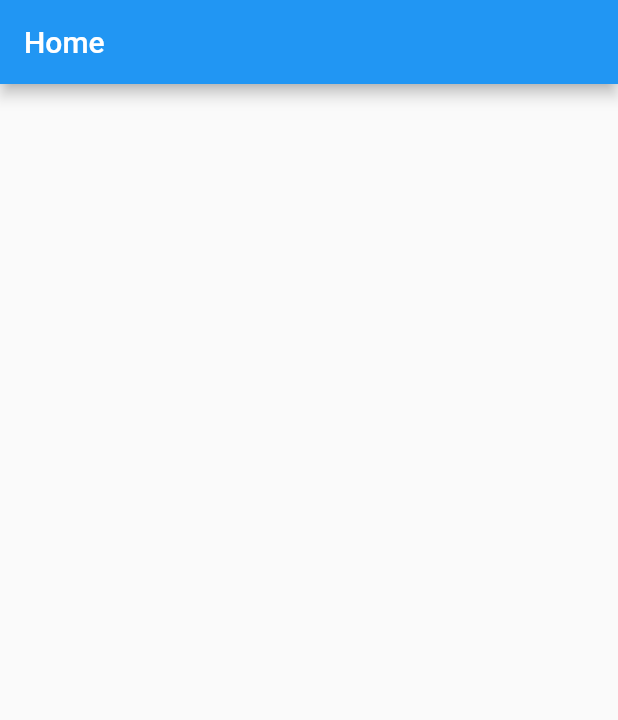
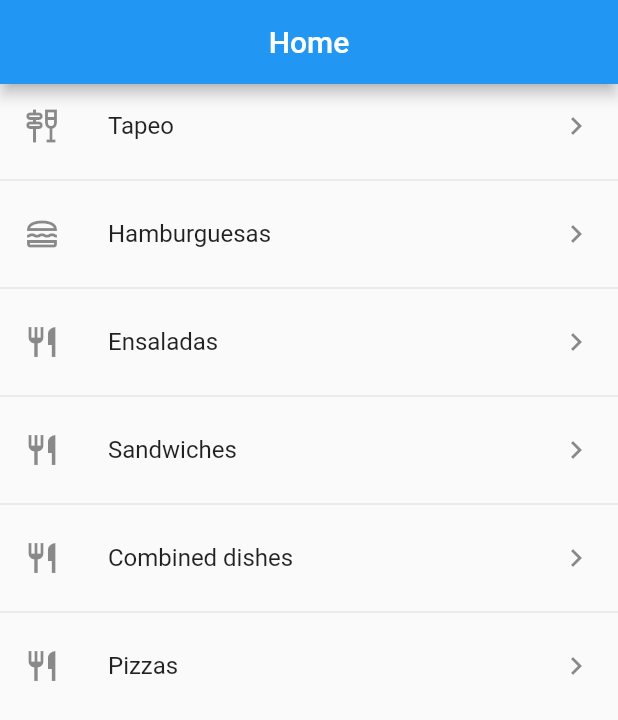
Before and after one commit to iamlolo-dev/APPComandas-Flutter-FireBase, a Flutter app: the HomePage screen opened by its route, on a phone screen of 412 x 824 dp. Shown: the top 720 px of the screen. Run offline on Flutter 3.47's test engine with Material 2 defaults, Android fonts, the phone set to English and light mode, and no system bars; our stand-ins replace email_validator, firebase_auth, firebase_core; accounts and stored records are empty.

Commit message:
home page created

```diff
--- a/duc_project/lib/main.dart
+++ b/duc_project/lib/main.dart
@@ -1,4 +1,4 @@
-import 'package:duc_project/pages/login/boss/boss_chek.dart';
+import 'package:duc_project/pages/login/boss/boss_login.dart';
 import 'package:firebase_core/firebase_core.dart';
 import 'package:flutter/material.dart';
 import 'package:duc_project/providers/routes.dart';
@@ -21,7 +21,7 @@ class MyApp extends StatelessWidget {
       theme: ThemeData(
         primarySwatch: Colors.blue,
       ),
-      home: const BossCheck(),
+      home: const BossLogin(),
       onGenerateRoute: Routes.generateRoute,
     );
   }
--- a/duc_project/lib/pages/login/boss/home_page.dart
+++ b/duc_project/lib/pages/login/boss/home_page.dart
@@ -8,7 +8,58 @@ class HomePage extends StatelessWidget {
     return Scaffold(
       appBar: AppBar(
         title: const Text('Home'),
+        centerTitle: true,
         automaticallyImplyLeading: false,
+      ),
+      body: Column(
+        mainAxisAlignment: MainAxisAlignment.start,
+        children: <Widget>[
+          ListTile(
+            leading: const Icon(
+              Icons.tapas_outlined,
+            ),
+            title: const Text("Tapeo"),
+            trailing: const Icon(Icons.navigate_next_outlined),
+            onTap: () {},
+          ),
+          const Divider(),
+          ListTile(
+            leading: const Icon(
+              Icons.lunch_dining_outlined,
+            ),
+            title: const Text("Hamburguesas"),
+            trailing: const Icon(Icons.navigate_next_outlined),
+            onTap: () {},
+          ),
+          const Divider(),
+          ListTile(
+            leading: const Icon(Icons.restaurant),
+            title: const Text("Ensaladas"),
+            trailing: const Icon(Icons.navigate_next_outlined),
+            onTap: () {},
+          ),
+          const Divider(),
+          ListTile(
+            leading: const Icon(Icons.restaurant),
+            title: const Text("Sandwiches"),
+            trailing: const Icon(Icons.navigate_next_outlined),
+            onTap: () {},
+          ),
+          const Divider(),
+          ListTile(
+            leading: const Icon(Icons.restaurant),
+            title: const Text("Combined dishes"),
+            trailing: const Icon(Icons.navigate_next_outlined),
+            onTap: () {},
+          ),
+          const Divider(),
+          ListTile(
+            leading: const Icon(Icons.restaurant),
+            title: const Text("Pizzas"),
+            trailing: const Icon(Icons.navigate_next_outlined),
+            onTap: () {},
+          )
+        ],
       ),
     );
   }
--- a/duc_project/lib/providers/routes.dart
+++ b/duc_project/lib/providers/routes.dart
@@ -1,4 +1,4 @@
-import 'package:duc_project/pages/login/boss/boss_chek.dart';
+import 'package:duc_project/pages/login/boss/boss_check.dart';
 import 'package:duc_project/pages/login/boss/boss_login.dart';
 import 'package:duc_project/pages/login/boss/home_page.dart';
 import 'package:duc_project/pages/login/employee.dart';
```
Also changed, not shown: duc_project/lib/pages/menu/tapaeo.dart (added, +20 -0 lines), duc_project/lib/pages/login/boss/boss_check.dart (renamed from duc_project/lib/pages/login/boss/boss_chek.dart).
